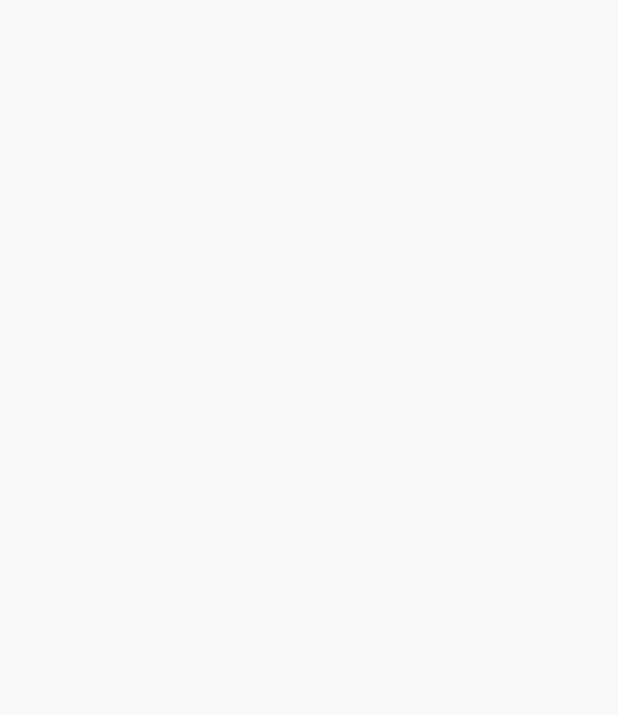
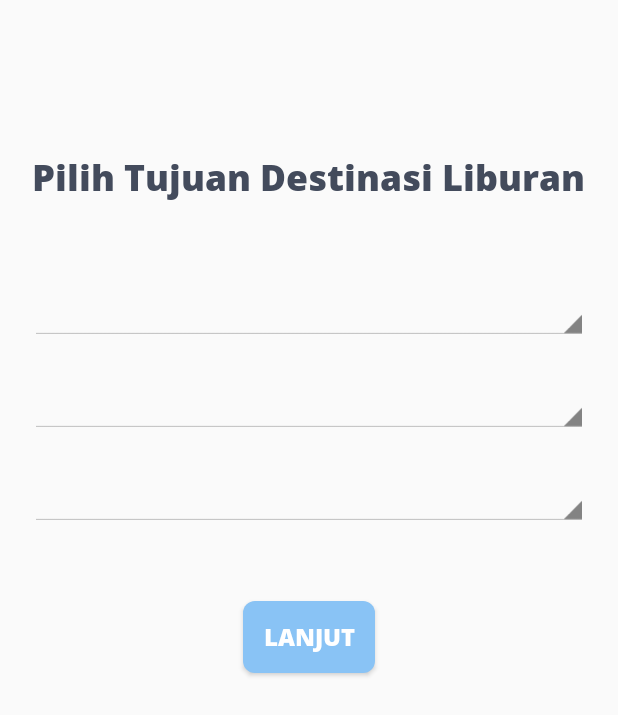
Before and after one commit to ganiaaldi/Liboorean, an Android app: the FirstMenuActivity screen opened directly, with no data from a screen before it, on a phone screen of 412 x 824 dp. Before the commit the part shown is empty. Shown: the top 715 px of the screen. Run offline under Robolectric (Android 15) with nearby library versions, the phone set to English and light mode, and no system bars.

Commit message:
Implement User Interface First Menu

```diff
--- /dev/null
+++ b/app/src/main/res/drawable-xhdpi/bg_rounded_secondary.xml
@@ -0,0 +1,10 @@
+<?xml version="1.0" encoding="utf-8"?>
+<shape xmlns:android="http://schemas.android.com/apk/res/android"
+       android:shape="rectangle" android:padding="10dp">
+    <solid android:color="@color/colorPrimary"/>
+    <corners
+            android:bottomRightRadius="8dp"
+            android:bottomLeftRadius="8dp"
+            android:topLeftRadius="8dp"
+            android:topRightRadius="8dp"/>
+</shape>
--- a/app/src/main/res/layout/activity_first_menu.xml
+++ b/app/src/main/res/layout/activity_first_menu.xml
@@ -1,10 +1,62 @@
 <?xml version="1.0" encoding="utf-8"?>
-<androidx.constraintlayout.widget.ConstraintLayout
+<RelativeLayout
         xmlns:android="http://schemas.android.com/apk/res/android"
         xmlns:tools="http://schemas.android.com/tools"
         xmlns:app="http://schemas.android.com/apk/res-auto"
         android:layout_width="match_parent"
-        android:layout_height="match_parent"
-        tools:context=".Menu.FirstMenuActivity">
+        android:layout_height="match_parent">
+    <androidx.appcompat.widget.AppCompatTextView
+            android:id="@+id/tv"
+            android:layout_height="wrap_content"
+            android:layout_width="wrap_content"
+            android:layout_marginTop="100dp"
+            android:text="Pilih Tujuan Destinasi Liburan"
+            style="@style/DarkBoldText"
+            android:layout_centerHorizontal="true"
+    />
 
-</androidx.constraintlayout.widget.ConstraintLayout>
+    <androidx.appcompat.widget.AppCompatSpinner
+            android:id="@+id/spinner1"
+            android:layout_width="match_parent"
+            android:layout_height="wrap_content"
+            android:layout_below="@id/tv"
+            android:layout_marginStart="20dp"
+            android:layout_marginEnd="20dp"
+            android:layout_marginTop="60dp"
+            style="@android:style/Widget.Holo.Light.Spinner"
+    />
+
+    <androidx.appcompat.widget.AppCompatSpinner
+            android:id="@+id/spinner2"
+            android:layout_width="match_parent"
+            android:layout_height="wrap_content"
+            android:layout_below="@id/spinner1"
+            android:layout_marginStart="20dp"
+            android:layout_marginEnd="20dp"
+            android:layout_marginTop="30dp"
+            style="@android:style/Widget.Holo.Light.Spinner"
+    />
+
+    <androidx.appcompat.widget.AppCompatSpinner
+            android:id="@+id/spinner3"
+            android:layout_width="match_parent"
+            android:layout_height="wrap_content"
+            android:layout_below="@id/spinner2"
+            android:layout_marginStart="20dp"
+            android:layout_marginEnd="20dp"
+            android:layout_marginTop="30dp"
+            style="@android:style/Widget.Holo.Light.Spinner"
+    />
+
+    <androidx.appcompat.widget.AppCompatButton
+            android:id="@+id/btn"
+            android:layout_marginTop="50dp"
+            android:layout_width="wrap_content"
+            android:layout_height="wrap_content"
+            android:layout_below="@id/spinner3"
+            android:layout_centerHorizontal="true"
+            android:text="@string/button_lanjut"
+            android:background="@drawable/bg_rounded_secondary"
+             style="@style/Button"/>
+
+</RelativeLayout>
--- /dev/null
+++ b/app/src/main/res/layout/spinner_item.xml
@@ -0,0 +1,9 @@
+<?xml version="1.0" encoding="utf-8"?>
+
+<TextView
+        xmlns:android="http://schemas.android.com/apk/res/android"
+        android:layout_width="match_parent"
+        android:layout_height="wrap_content"
+        style="@style/DarkRegularText"
+        android:padding="5dip"
+/>
--- a/app/src/main/res/values/styles.xml
+++ b/app/src/main/res/values/styles.xml
@@ -39,4 +39,12 @@
         <item name="android:textSize">16sp</item>
         <item name="android:textColor">@color/colorDark</item>
     </style>
+
+    <style name="Button" parent="Widget.AppCompat.Button">
+        <item name="android:fontFamily">@font/opensans_bold</item>
+        <item name="android:textSize">16sp</item>
+        <item name="android:textColor">@color/white</item>
+        <item name="android:background">@color/colorPrimary</item>
+    </style>
+
 </resources>
```
